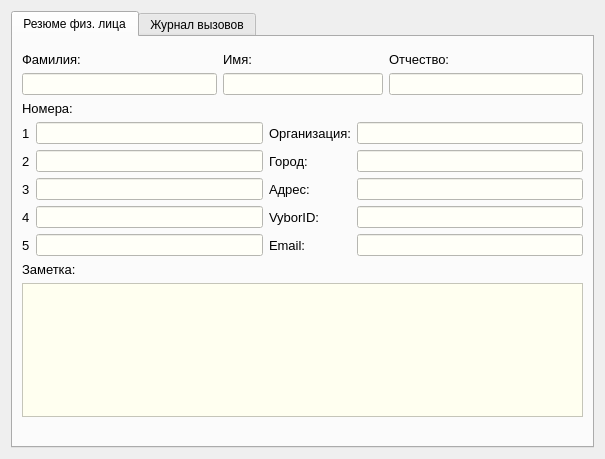
Above: ViewContactDialog.ui from okostynchuk/Outcall before the change. Below: the same form after it.
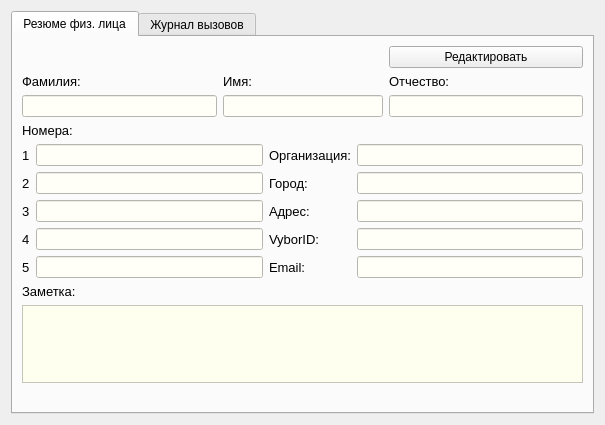
That is the form after the change. Icons and pictures are not drawn.

Patch:
```diff
--- a/ViewContactDialog.ui
+++ b/ViewContactDialog.ui
@@ -7,7 +7,7 @@
     <x>0</x>
     <y>0</y>
     <width>605</width>
-    <height>459</height>
+    <height>425</height>
    </rect>
   </property>
   <property name="windowTitle">
@@ -137,6 +137,16 @@
              </property>
             </widget>
            </item>
+           <item row="0" column="3">
+            <widget class="QPushButton" name="editButton">
+             <property name="focusPolicy">
+              <enum>Qt::NoFocus</enum>
+             </property>
+             <property name="text">
+              <string>Редактировать</string>
+             </property>
+            </widget>
+           </item>
           </layout>
          </item>
          <item row="1" column="0">
```
